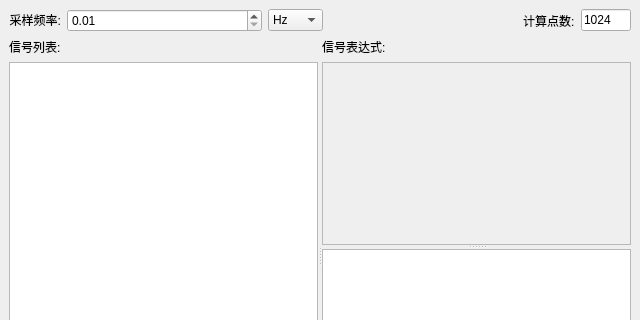
This is ui/mainWindow.ui in ZZH-Finzlize/signal-test-box as Qt 5 draws it before an edit; both pictures show x 0 to 640 and y 0 to 320 of the 640 by 480 pixel window. The edited form follows.
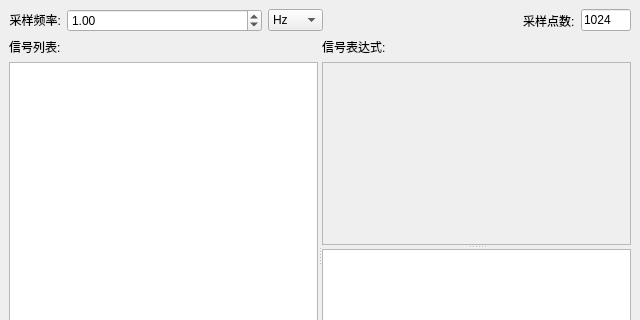
This is the edited form. Custom widgets are drawn as their Qt base class.

Commit message: # 增加采样率支持,修复报错信息列号错误

Patch:
```diff
--- a/ui/mainWindow.ui
+++ b/ui/mainWindow.ui
@@ -53,6 +53,9 @@
         <property name="maximum">
          <double>1000.000000000000000</double>
         </property>
+        <property name="value">
+         <double>1.000000000000000</double>
+        </property>
        </widget>
       </item>
       <item>
@@ -93,7 +96,7 @@
       <item>
        <widget class="QLabel" name="label_4">
         <property name="text">
-         <string>计算点数:</string>
+         <string>采样点数:</string>
         </property>
        </widget>
       </item>
```
Left out of the diff: 3 changed lines with no effect on the pictures. The commit also changes 4 other files.
